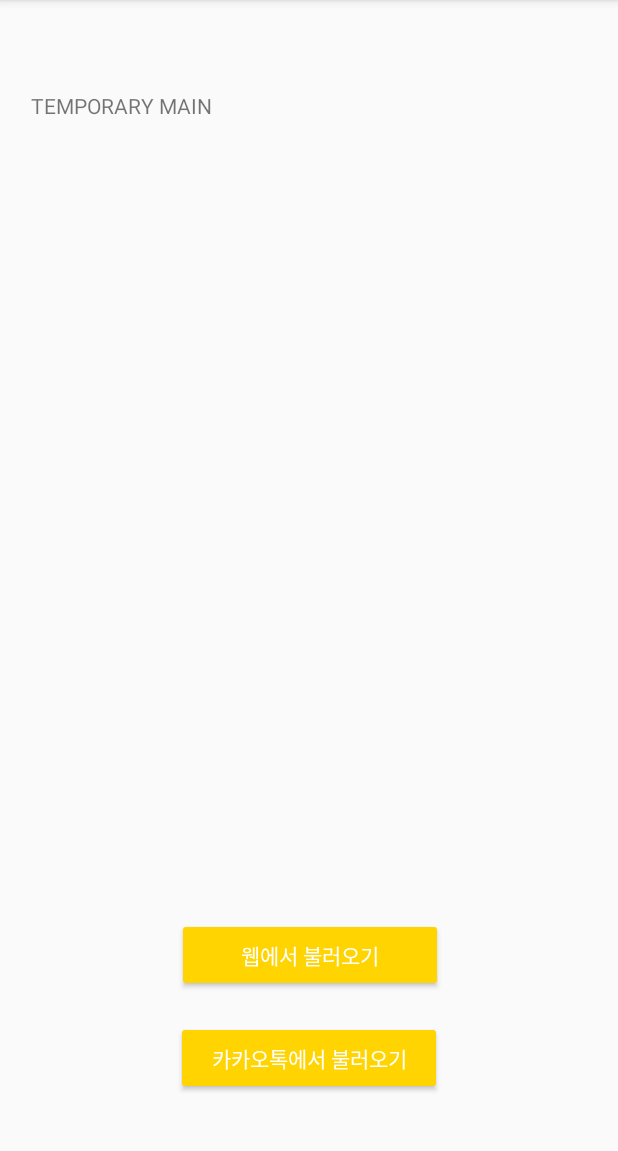
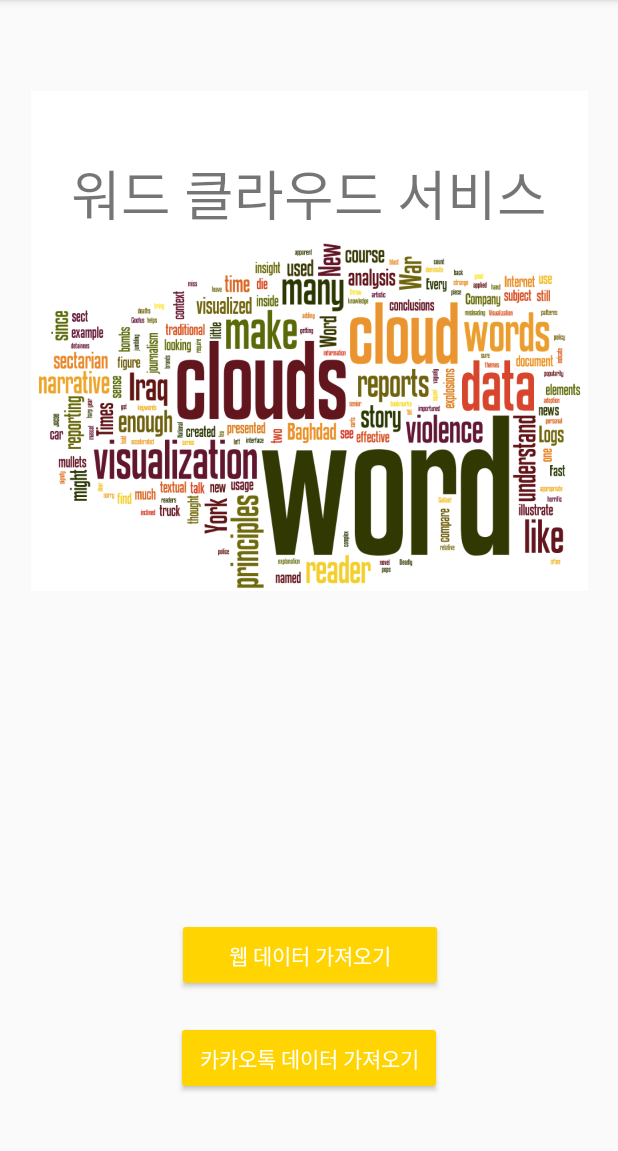
Before and after one commit to MinJaeSim/MobileWordCloud, an Android app: the screen it shows after launch (MainActivity), on a phone screen of 412 x 824 dp, the part 84-1235 px from its top. Run offline under Robolectric (Android 15) with nearby library versions, the phone set to English and light mode, and no system bars.

Commit message:
웹데이터 시각화 완료(영어만) 및 캡쳐기능 구현

```diff
--- a/app/src/main/java/com/example/simminje/mobilewordcloud/Model/CrawlingData.java
+++ b/app/src/main/java/com/example/simminje/mobilewordcloud/Model/CrawlingData.java
@@ -20,7 +20,7 @@ public class CrawlingData {
                 Document doc = null;
                 try {
                     doc = Jsoup.connect(url).header("content-type", "multipart/form-data; boundary=---011000010111000001101001").header("authorization", "Basic ZmJfMTY2MTUzMDc0NzQ2MTk5NDox").header("cache-control", "no-cache").get();
-                    elements = doc.select("div.par");
+                    elements = doc.select("body");
                     listener.onSuccess();
                 } catch (IOException e) {
                     e.printStackTrace();
--- a/app/src/main/java/com/example/simminje/mobilewordcloud/View/LoadKakaoFragment.java
+++ b/app/src/main/java/com/example/simminje/mobilewordcloud/View/LoadKakaoFragment.java
@@ -4,15 +4,11 @@ import android.content.Intent;
 import android.os.Bundle;
 import android.support.annotation.Nullable;
 import android.support.v4.app.Fragment;
-import android.util.Log;
 import android.view.LayoutInflater;
 import android.view.View;
 import android.view.ViewGroup;
 import android.widget.Button;
-import android.widget.EditText;
 
-import com.example.simminje.mobilewordcloud.Model.CrawlingData;
-import com.example.simminje.mobilewordcloud.Model.OnDataCrawlingListener;
 import com.example.simminje.mobilewordcloud.R;
 
 
--- a/app/src/main/res/layout/fragment_main.xml
+++ b/app/src/main/res/layout/fragment_main.xml
@@ -1,11 +1,40 @@
 <?xml version="1.0" encoding="utf-8"?>
 <android.support.constraint.ConstraintLayout xmlns:android="http://schemas.android.com/apk/res/android"
+    xmlns:app="http://schemas.android.com/apk/res-auto"
+    xmlns:tools="http://schemas.android.com/tools"
     android:layout_width="match_parent"
-    android:layout_height="match_parent">
+    android:layout_height="match_parent"
+    android:background="@color/colorWhite">
 
     <TextView
-        android:layout_width="match_parent"
-        android:layout_height="match_parent"
-        android:text="TEMPORARY MAIN" />
+        android:id="@+id/main_title"
+        android:text="@string/main_title"
+        android:textSize="36sp"
+        android:textAlignment="center"
+        android:layout_width="0dp"
+        android:layout_height="59dp"
+        android:layout_marginEnd="1dp"
+        android:layout_marginStart="1dp"
+        android:layout_marginTop="41dp"
+        app:layout_constraintLeft_toLeftOf="parent"
+        app:layout_constraintRight_toRightOf="parent"
+        app:layout_constraintTop_toTopOf="parent"
+        tools:layout_constraintLeft_creator="1"
+        tools:layout_constraintRight_creator="1"
+        tools:layout_constraintTop_creator="1" />
+
+    <ImageView
+        android:layout_width="0dp"
+        android:layout_height="373dp"
+        android:layout_marginBottom="8dp"
+        android:layout_marginTop="8dp"
+        app:layout_constraintBottom_toBottomOf="parent"
+        app:layout_constraintHorizontal_bias="0.0"
+        app:layout_constraintLeft_toLeftOf="parent"
+        app:layout_constraintRight_toRightOf="parent"
+        app:layout_constraintTop_toBottomOf="@+id/main_title"
+        app:srcCompat="@drawable/main_img"
+        tools:layout_constraintLeft_creator="1"
+        tools:layout_constraintRight_creator="1" />
 
 </android.support.constraint.ConstraintLayout>
--- a/app/src/main/res/values/colors.xml
+++ b/app/src/main/res/values/colors.xml
@@ -2,5 +2,6 @@
 <resources>
     <color name="colorPrimary">#3F51B5</color>
     <color name="colorPrimaryDark">#303F9F</color>
-    <color name="colorAccent">#FFD400</color>
+    <color name="colorAccent">#ffd400</color>
+    <color name="colorWhite">#ffffff</color>
 </resources>
--- a/app/src/main/res/values/strings.xml
+++ b/app/src/main/res/values/strings.xml
@@ -1,8 +1,10 @@
 <resources>
     <string name="app_name">Mobile Word Cloud</string>
-    <string name="dialog_load_from_web">웹에서 불러오기</string>
-    <string name="dialog_load_from_kakao">카카오톡에서 불러오기</string>
+    <string name="dialog_load_from_web">웹 데이터 가져오기</string>
+    <string name="dialog_load_from_kakao">카카오톡 데이터 가져오기</string>
     <string name="back_to_main">첫 화면으로</string>
     <string name="url_hint">사이트 주소 입력</string>
     <string name="display_result">결과보기</string>
+    <string name="main_title">워드 클라우드 서비스</string>
+    <string name="capture">캡쳐하기</string>
 </resources>
```
Also changed, not shown: app/src/main/java/com/example/simminje/mobilewordcloud/Model/Analysis.java (+5 -5 lines), app/src/main/java/com/example/simminje/mobilewordcloud/View/DisplayActivity.java (+50 -2 lines), app/src/main/java/com/example/simminje/mobilewordcloud/View/LoadWebFragment.java (+18 -7 lines), app/src/main/java/com/example/simminje/mobilewordcloud/View/ResultCanvas.java (+31 -15 lines), app/src/main/res/layout/activity_display.xml (+30 -18 lines), app/src/main/res/layout/fragment_load_web.xml (+33 -19 lines), app/src/main/res/drawable/main_img.png (added).
